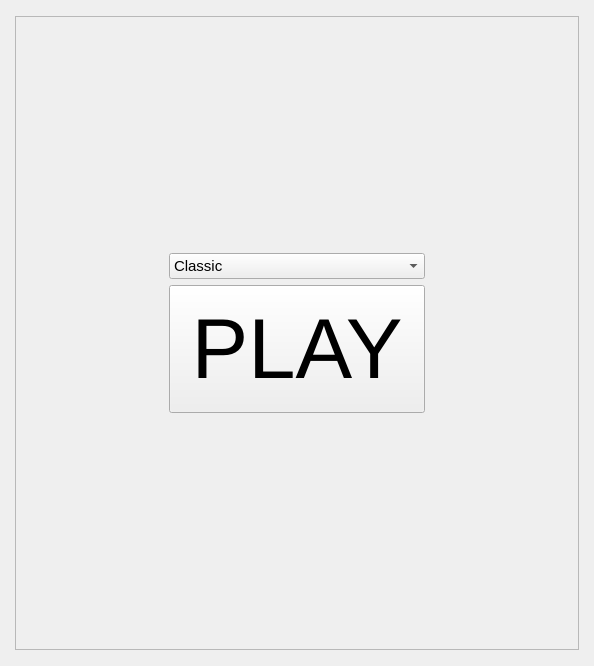
The window that logdoctor/games/snake/snake.ui (elB4RTO/LogDoctor) describes before a commit, drawn with Qt 5.
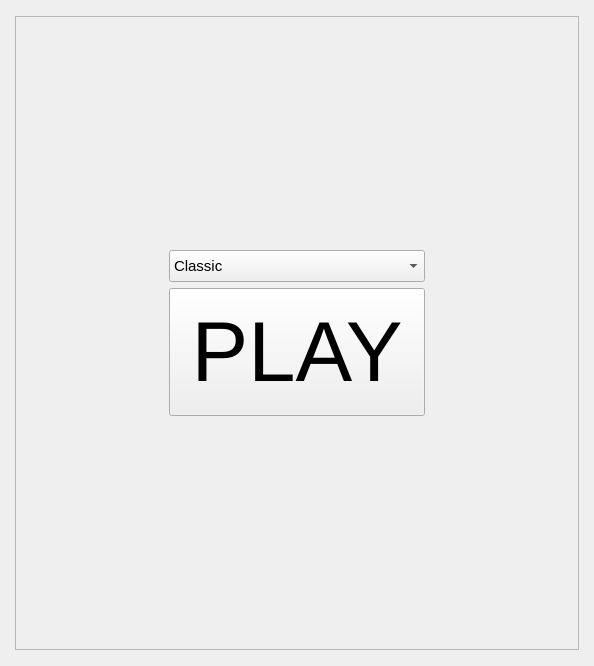
The same window after the commit. Icons and pictures are not drawn.

What changed in the file:
```diff
--- a/logdoctor/games/snake/snake.ui
+++ b/logdoctor/games/snake/snake.ui
@@ -204,6 +204,18 @@
        </item>
        <item row="1" column="1" colspan="2">
         <widget class="QComboBox" name="box_GameMode">
+         <property name="minimumSize">
+          <size>
+           <width>0</width>
+           <height>32</height>
+          </size>
+         </property>
+         <property name="maximumSize">
+          <size>
+           <width>16777215</width>
+           <height>32</height>
+          </size>
+         </property>
          <property name="font">
           <font>
            <pointsize>11</pointsize>
```
Left out of the diff: 12 changed lines with no effect on the pictures.
